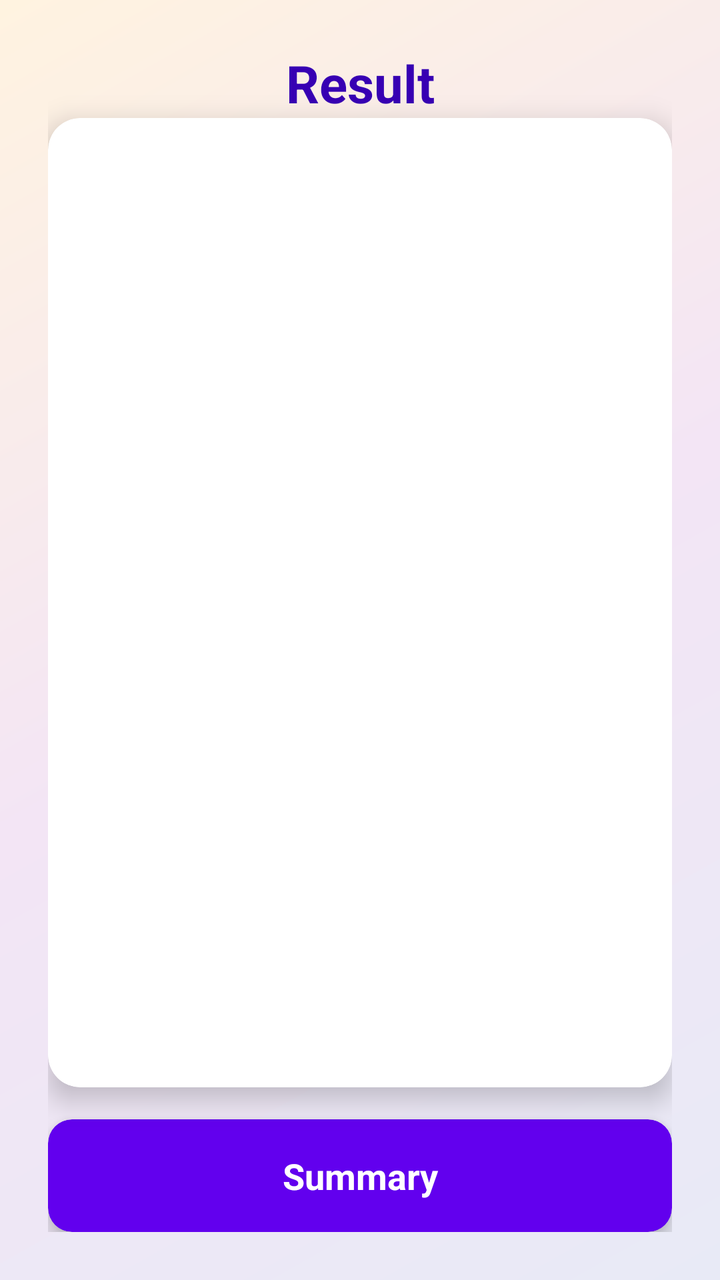
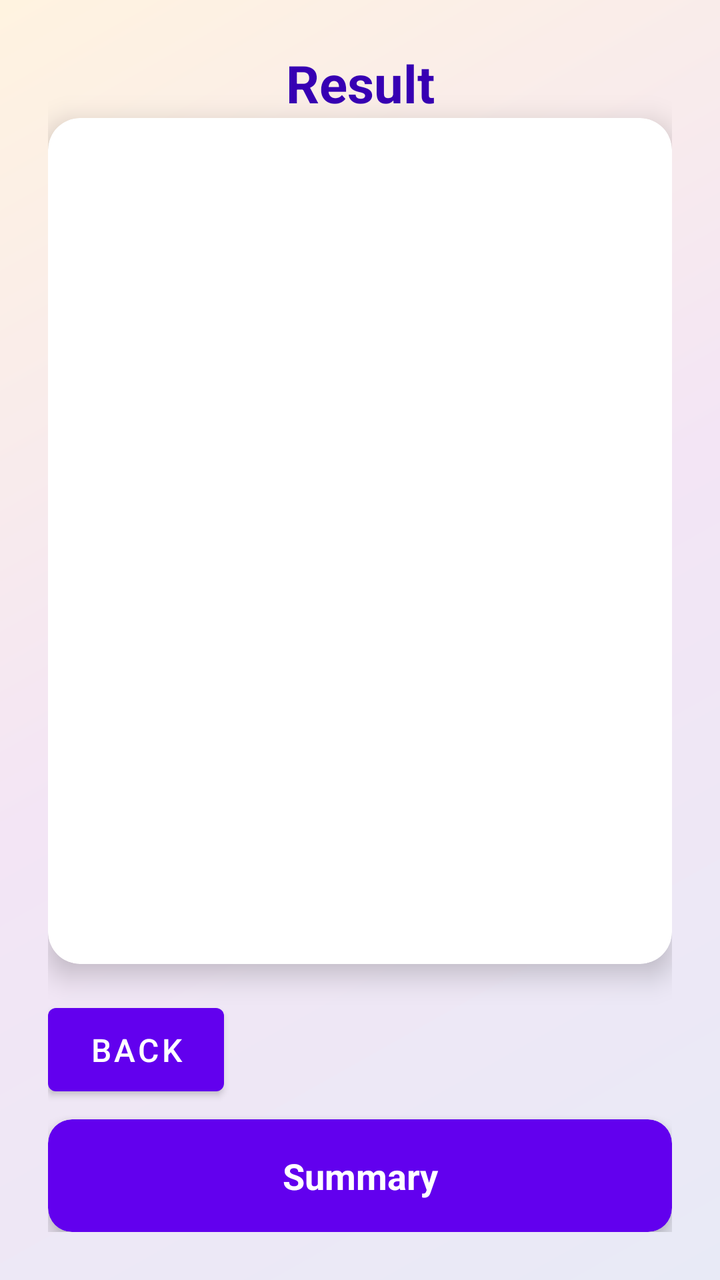

Two renders of the same Android screen: before a commit and after it. Below are the layout's source before the change and the commit's diff.
<!-- AndroidManifest.xml: activity theme Theme.MathBuddy -->
<!-- res/layout/activity_result.xml -->
<?xml version="1.0" encoding="utf-8"?>
<androidx.constraintlayout.widget.ConstraintLayout xmlns:android="http://schemas.android.com/apk/res/android"
    xmlns:app="http://schemas.android.com/apk/res-auto"
    xmlns:tools="http://schemas.android.com/tools"
    android:layout_width="match_parent"
    android:layout_height="match_parent"
    android:background="@drawable/gradient_background"
    android:padding="24dp"
    tools:context=".ResultActivity">

    
    <TextView
        android:id="@+id/result_title"
        android:layout_width="0dp"
        android:layout_height="wrap_content"
        android:layout_marginBottom="24dp"
        android:gravity="center"
        android:text="@string/result_title"
        android:textAppearance="?attr/textAppearanceHeadlineLarge"
        android:textSize="26sp"
        android:textColor="@color/purple_700"
        android:textStyle="bold"
        app:layout_constraintEnd_toEndOf="parent"
        app:layout_constraintStart_toStartOf="parent"
        app:layout_constraintTop_toTopOf="parent" />

    
    <com.google.android.material.card.MaterialCardView
        android:id="@+id/results_card"
        android:layout_width="0dp"
        android:layout_height="0dp"
        android:layout_marginBottom="16dp"
        app:cardCornerRadius="16dp"
        app:cardElevation="8dp"
        app:layout_constraintBottom_toTopOf="@id/summary_card"
        app:layout_constraintEnd_toEndOf="parent"
        app:layout_constraintStart_toStartOf="parent"
        app:layout_constraintTop_toBottomOf="@id/result_title">

        <ScrollView
            android:layout_width="match_parent"
            android:layout_height="match_parent"
            android:fillViewport="true"
            android:padding="16dp">

            <LinearLayout
                android:id="@+id/result_list"
                android:layout_width="match_parent"
                android:layout_height="wrap_content"
                android:orientation="vertical" />
        </ScrollView>
    </com.google.android.material.card.MaterialCardView>

    
    <com.google.android.material.card.MaterialCardView
        android:id="@+id/summary_card"
        android:layout_width="0dp"
        android:layout_height="wrap_content"
        app:cardBackgroundColor="@color/purple_500"
        app:cardCornerRadius="12dp"
        app:cardElevation="6dp"
        app:layout_constraintBottom_toBottomOf="parent"
        app:layout_constraintEnd_toEndOf="parent"
        app:layout_constraintStart_toStartOf="parent">

        <TextView
            android:id="@+id/summary"
            android:layout_width="match_parent"
            android:layout_height="wrap_content"
            android:gravity="center"
            android:padding="16dp"
            android:text="@string/result_summary"
            android:textAppearance="?attr/textAppearanceHeadlineSmall"
            android:textSize="18sp"
            android:textColor="@color/white"
            android:textStyle="bold" />
    </com.google.android.material.card.MaterialCardView>

</androidx.constraintlayout.widget.ConstraintLayout>
<!-- resources referenced by this layout -->
<resources>
  <color name="purple_500">#FF6200EE</color>
  <color name="purple_700">#FF3700B3</color>
  <color name="white">#FFFFFFFF</color>
  <!-- drawable gradient_background (drawable) -->
  <?xml version="1.0" encoding="utf-8"?>
  <shape xmlns:android="http://schemas.android.com/apk/res/android">
      <gradient
          android:angle="135"
          android:startColor="#E8EAF6"
          android:centerColor="#F3E5F5"
          android:endColor="#FFF3E0" />
  </shape>
  <string name="result_summary">Summary</string>
  <string name="result_title">Result</string>
  <style name="Theme.MathBuddy" parent="Theme.MaterialComponents.DayNight.NoActionBar">
          
          <item name="colorPrimary">@color/purple_500</item>
          <item name="colorPrimaryVariant">@color/purple_700</item>
          <item name="colorOnPrimary">@color/white</item>
          
          <item name="colorSecondary">@color/teal_200</item>
          <item name="colorOnSecondary">@color/black</item>
          
          <item name="android:statusBarColor">@color/purple_700</item>
          
          <item name="android:colorBackground">@color/light_gray</item>
          <item name="colorSurface">@color/card_background</item>
          
          <item name="android:textColorPrimary">@color/purple_700</item>
          <item name="android:textColorSecondary">@color/purple_500</item>
          
      </style>
  <color name="teal_200">#FF03DAC5</color>
  <color name="black">#FF000000</color>
  <color name="light_gray">#FFF5F5F5</color>
  <color name="card_background">#FFFFFFFF</color>
</resources>

<!-- the commit's change to res/layout/activity_result.xml (unified diff, before → after) -->
@@ -32,7 +32,7 @@
         android:layout_marginBottom="16dp"
         app:cardCornerRadius="16dp"
         app:cardElevation="8dp"
-        app:layout_constraintBottom_toTopOf="@id/summary_card"
+        app:layout_constraintBottom_toTopOf="@id/actions_row"
         app:layout_constraintEnd_toEndOf="parent"
         app:layout_constraintStart_toStartOf="parent"
         app:layout_constraintTop_toBottomOf="@id/result_title">
@@ -50,6 +50,29 @@
                 android:orientation="vertical" />
         </ScrollView>
     </com.google.android.material.card.MaterialCardView>
+
+    
+    <LinearLayout
+        android:id="@+id/actions_row"
+        android:layout_width="0dp"
+        android:layout_height="wrap_content"
+        android:orientation="horizontal"
+        android:layout_marginTop="8dp"
+        android:layout_marginBottom="8dp"
+        app:layout_constraintBottom_toTopOf="@id/summary_card"
+        app:layout_constraintEnd_toEndOf="parent"
+        app:layout_constraintStart_toStartOf="parent">
+
+        <com.google.android.material.button.MaterialButton
+            android:id="@+id/back_button"
+            android:layout_width="wrap_content"
+            android:layout_height="wrap_content"
+            android:layout_marginEnd="8dp"
+            android:padding="10dp"
+            android:text="Back"
+            android:textSize="16sp" />
+
+    </LinearLayout>
 
     
     <com.google.android.material.card.MaterialCardView
